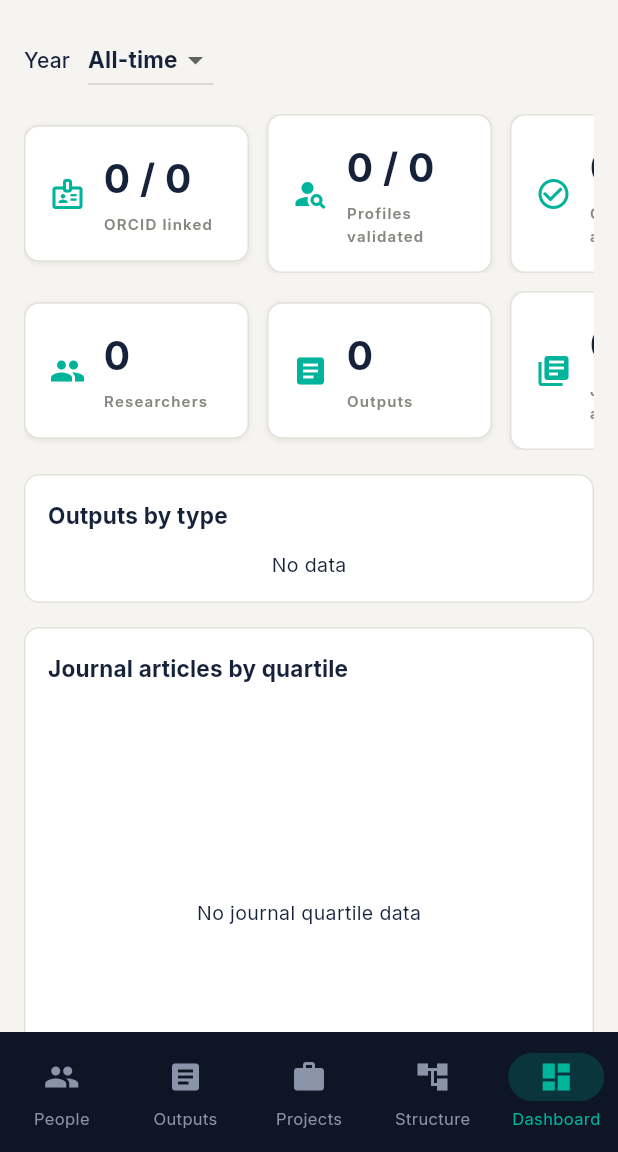
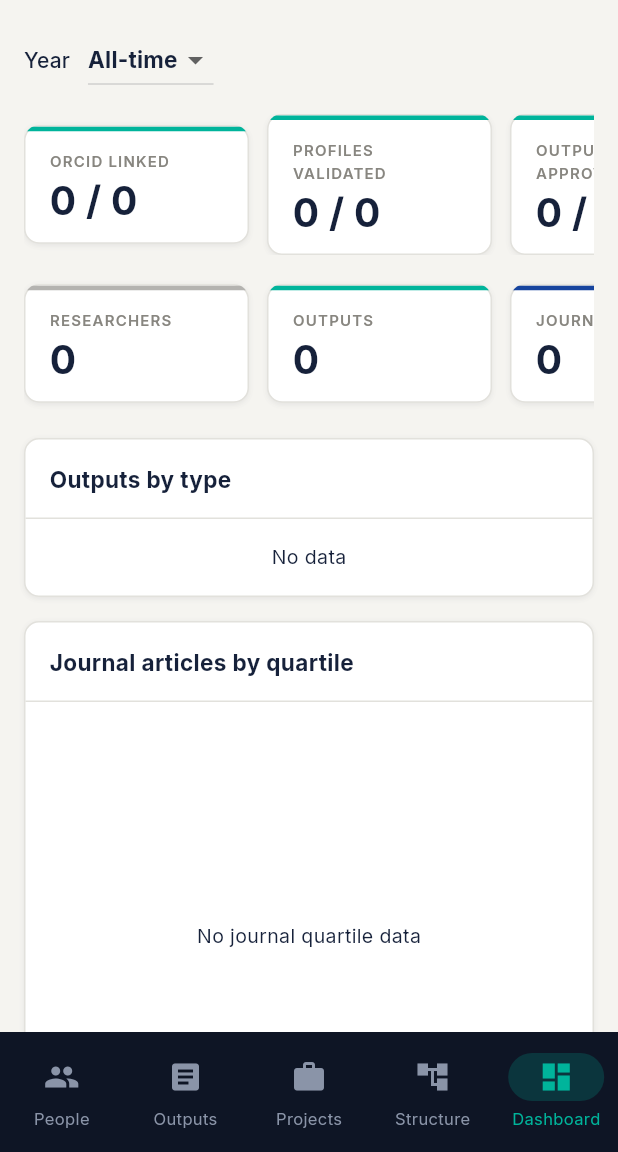
Before and after one commit to berlogabob/Unidcom-IADE, a Flutter app: the screen it shows after launch, item 5 of the bottom bar chosen, on a phone screen of 412 x 824 dp, the part 84-1236 px from its top. Run offline on Flutter 3.47's test engine with Material 3 defaults, Android fonts, the phone set to English and light mode, and no system bars; our stand-ins replace fl_chart, go_router, google_fonts, supabase_flutter; missing offline and left inert: dart:html, dart:ui_web; accounts and stored records are empty.

Commit message:
redesign: T2.8 dashboard accent stat cards + panels
Co-Authored-By: Claude Fable 5 <noreply@anthropic.com>

```diff
--- a/lib/app/dashboard.dart
+++ b/lib/app/dashboard.dart
@@ -2,9 +2,10 @@ import 'package:fl_chart/fl_chart.dart';
 import 'package:flutter/material.dart';
 
 import '../data/supabase.dart';
+import '../theme/tokens.dart';
 import '../widgets/chart_palette.dart';
 import '../widgets/detail_scaffold.dart';
-import '../widgets/stat_tile.dart';
+import '../widgets/panels.dart';
 
 class DashboardScreen extends StatefulWidget {
   const DashboardScreen({super.key});
@@ -125,103 +126,93 @@ class _StatTilesRow extends StatelessWidget {
   Widget build(BuildContext context) {
     if (pilot) {
       return _buildTiles([
-        StatTile(
+        AccentStatCard(
           label: 'ORCID linked',
           value:
               '${data.pilotKpis['orcidLinked']} / ${data.pilotKpis['people']}',
-          icon: Icons.badge_outlined,
+          tone: AccentTone.good,
         ),
-        StatTile(
+        AccentStatCard(
           label: 'Profiles validated',
           value:
               '${data.pilotKpis['profilesValidated']} / ${data.pilotKpis['people']}',
-          icon: Icons.person_search,
+          tone: AccentTone.good,
         ),
-        StatTile(
+        AccentStatCard(
           label: 'Outputs approved',
           value:
               '${data.pilotKpis['outputsApproved']} / ${data.pilotKpis['outputs']}',
-          icon: Icons.check_circle_outline,
+          tone: AccentTone.good,
         ),
-        StatTile(
+        AccentStatCard(
           label: 'DOI coverage',
           value:
               '${data.pilotKpis['doiCoverage']} / ${data.pilotKpis['outputs']}',
-          icon: Icons.link,
+          tone: AccentTone.good,
         ),
       ]);
     }
     final tiles = [
-      StatTile(
-        label: 'Researchers',
-        value: '${data.peopleCount}',
-        icon: Icons.people,
-      ),
-      StatTile(
+      AccentStatCard(label: 'Researchers', value: '${data.peopleCount}'),
+      AccentStatCard(
         label: 'Outputs',
         value: '${data.outputCount}',
-        icon: Icons.article,
+        tone: AccentTone.good,
       ),
-      StatTile(
+      AccentStatCard(
         label: 'Journal articles',
         value: '${data.journalCount}',
-        icon: Icons.library_books,
+        tone: AccentTone.info,
       ),
-      StatTile(
+      AccentStatCard(
         label: 'Needs verification',
         value: '${data.needsVerification}',
-        icon: Icons.verified_outlined,
+        tone: AccentTone.urgent,
       ),
-      StatTile(
+      AccentStatCard(
         label: 'Missing ORCID',
         value: '${data.missingOrcid}',
-        icon: Icons.badge_outlined,
+        tone: AccentTone.urgent,
       ),
-      StatTile(
-        label: 'Labs',
-        value: '${data.labCount}',
-        icon: Icons.science_outlined,
-      ),
-      StatTile(
+      AccentStatCard(label: 'Labs', value: '${data.labCount}'),
+      AccentStatCard(
         label: 'Projects',
         value: '${data.projectCount}',
-        icon: Icons.work_outline,
+        tone: AccentTone.info,
       ),
-      StatTile(
-        label: 'Clusters',
-        value: '${data.clusterCount}',
-        icon: Icons.hub_outlined,
-      ),
-      StatTile(
+      AccentStatCard(label: 'Clusters', value: '${data.clusterCount}'),
+      AccentStatCard(
         label: 'Verified outputs',
         value: '${data.verifiedOutputs}',
-        icon: Icons.verified_outlined,
+        tone: AccentTone.good,
       ),
-      StatTile(
-        label: data.year == null ? 'Lab allocations' : 'Lab allocations ${data.year}',
+      AccentStatCard(
+        label: data.year == null
+            ? 'Lab allocations'
+            : 'Lab allocations ${data.year}',
         value: '${data.labAllocations}',
-        icon: Icons.science_outlined,
+        tone: AccentTone.info,
       ),
-      StatTile(
+      AccentStatCard(
         label: data.year == null ? 'Mentorships' : 'Mentorships ${data.year}',
         value: '${data.mentorships}',
-        icon: Icons.school_outlined,
       ),
     ];
 
     return _buildTiles(tiles);
   }
 
-  Widget _buildTiles(List<StatTile> tiles) {
+  Widget _buildTiles(List<AccentStatCard> tiles) {
     return LayoutBuilder(
       builder: (context, constraints) {
         if (constraints.maxWidth >= 700) {
-          return Row(
+          final columns = tiles.length < 6 ? tiles.length : 6;
+          final width = (constraints.maxWidth - 12 * (columns - 1)) / columns;
+          return Wrap(
+            spacing: 12,
+            runSpacing: 12,
             children: [
-              for (var i = 0; i < tiles.length; i++) ...[
-                if (i > 0) const SizedBox(width: 12),
-                Expanded(child: tiles[i]),
-              ],
+              for (final tile in tiles) SizedBox(width: width, child: tile),
             ],
           );
         }
@@ -252,33 +243,47 @@ class _ResponsiveCharts extends StatelessWidget {
       builder: (context, constraints) {
         final wide = constraints.maxWidth >= 900;
         final children = [
-          _ChartCard(
+          Panel(
             title: 'Outputs by type',
-            bounded: false,
-            child: _HorizontalBars(items: data.outputsByType),
+            child: _HorizontalBars(
+              items: data.outputsByType,
+              color: AppColors.teal,
             ),
-          _ChartCard(
+          ),
+          Panel(
             title: 'Journal articles by quartile',
+            child: SizedBox(
+              height: 280,
               child: _QuartileChart(counts: data.journalsByQuartile),
             ),
-          _ChartCard(
+          ),
+          Panel(
             title: 'Top 10 researchers by output count',
-            bounded: false,
-            child: _HorizontalBars(items: data.topResearchers),
+            child: _HorizontalBars(
+              items: data.topResearchers,
+              color: AppColors.blue,
             ),
-          _ChartCard(
+          ),
+          Panel(
             title: 'People by category',
+            child: SizedBox(
+              height: 280,
               child: _MembershipChart(items: data.membershipCounts),
             ),
-          _ChartCard(
+          ),
+          Panel(
             title: 'Projects by cluster',
-            bounded: false,
-            child: _HorizontalBars(items: data.projectsByCluster),
+            child: _HorizontalBars(
+              items: data.projectsByCluster,
+              color: AppColors.teal,
             ),
-          _ChartCard(
+          ),
+          Panel(
             title: 'Projects by lab',
-            bounded: false,
-            child: _HorizontalBars(items: data.projectsByLab),
+            child: _HorizontalBars(
+              items: data.projectsByLab,
+              color: AppColors.blue,
+            ),
           ),
         ];
         if (!wide) {
@@ -304,86 +309,69 @@ class _ResponsiveCharts extends StatelessWidget {
   }
 }
 
-class _ChartCard extends StatelessWidget {
-  const _ChartCard({
-    required this.title,
-    required this.child,
-    this.bounded = true,
-  });
-
-  final String title;
-  final Widget child;
-  final bool bounded;
-
-  @override
-  Widget build(BuildContext context) {
-    return Card(
-      child: Padding(
-        padding: const EdgeInsets.all(16),
-        child: Column(
-          crossAxisAlignment: CrossAxisAlignment.stretch,
-          children: [
-            Text(title, style: Theme.of(context).textTheme.titleMedium),
-            const SizedBox(height: 12),
-            if (bounded) SizedBox(height: 280, child: child) else child,
-          ],
-        ),
-      ),
-    );
-  }
-}
-
 class _HorizontalBars extends StatelessWidget {
-  const _HorizontalBars({required this.items});
+  const _HorizontalBars({required this.items, required this.color});
 
   final List<_CountItem> items;
+  final Color color;
 
   @override
   Widget build(BuildContext context) {
     if (items.isEmpty) return const Center(child: Text('No data'));
-    final theme = Theme.of(context);
-    final color = slotColor(1, theme.brightness);
     final max = items.map((item) => item.count).reduce((a, b) => a > b ? a : b);
     return Column(
       mainAxisSize: MainAxisSize.min,
       children: [
         for (final item in items)
-          SizedBox(
-            height: 44,
-            child: Row(
+          Padding(
+            padding: const EdgeInsets.symmetric(vertical: 10),
+            child: Column(
               children: [
-                SizedBox(
-                  width: 190,
+                Row(
+                  children: [
+                    Expanded(
                       child: Tooltip(
                         message: item.label,
                         child: Text(
                           _shortLabel(item.label),
                           maxLines: 3,
                           overflow: TextOverflow.ellipsis,
-                      style: theme.textTheme.bodySmall,
-                    ),
-                  ),
-                ),
-                const SizedBox(width: 8),
-                Expanded(
-                  child: FractionallySizedBox(
-                    alignment: Alignment.centerLeft,
-                    widthFactor: item.count / max,
-                    child: Container(
-                      height: 14,
-                      decoration: BoxDecoration(
-                        color: color,
-                        borderRadius: BorderRadius.circular(4),
+                          style: const TextStyle(
+                            color: AppColors.textPrimary,
+                            fontSize: 13,
                           ),
                         ),
                       ),
                     ),
                     const SizedBox(width: 8),
-                SizedBox(
-                  width: 34,
-                  child: Text(
+                    Text(
                       '${item.count}',
-                    style: theme.textTheme.bodySmall,
+                      style: const TextStyle(
+                        color: AppColors.textPrimary,
+                        fontSize: 13,
+                        fontWeight: FontWeight.w700,
+                      ),
+                    ),
+                  ],
+                ),
+                const SizedBox(height: 8),
+                Container(
+                  height: 6,
+                  alignment: Alignment.centerLeft,
+                  clipBehavior: Clip.antiAlias,
+                  decoration: BoxDecoration(
+                    color: AppColors.sandHoverStrong,
+                    borderRadius: BorderRadius.circular(999),
+                  ),
+                  child: FractionallySizedBox(
+                    widthFactor: item.count / max,
+                    heightFactor: 1,
+                    child: Container(
+                      decoration: BoxDecoration(
+                        color: color,
+                        borderRadius: BorderRadius.circular(999),
+                      ),
+                    ),
                   ),
                 ),
               ],
@@ -657,7 +645,9 @@ class _DashboardData {
       clusterCount: clusterCount,
       labAllocations: labAllocations,
       mentorships: mentorships,
-      verifiedOutputs: outputs.where((o) => o['verified_online'] == true).length,
+      verifiedOutputs: outputs
+          .where((o) => o['verified_online'] == true)
+          .length,
       outputsByType: _topWithOther(_countBy(outputs, (row) => _type(row))),
       journalsByQuartile: quartiles,
       topResearchers: _topResearchers(authors),
@@ -671,8 +661,7 @@ class _DashboardData {
 }
 
 List<_CountItem> _mapToItems(Map<String, int> counts) {
-  final items =
-      counts.entries.map((e) => _CountItem(e.key, e.value)).toList()
+  final items = counts.entries.map((e) => _CountItem(e.key, e.value)).toList()
     ..sort((a, b) => b.count.compareTo(a.count));
   return items;
 }
```
Lines whose indentation alone changed are shown as unchanged.
